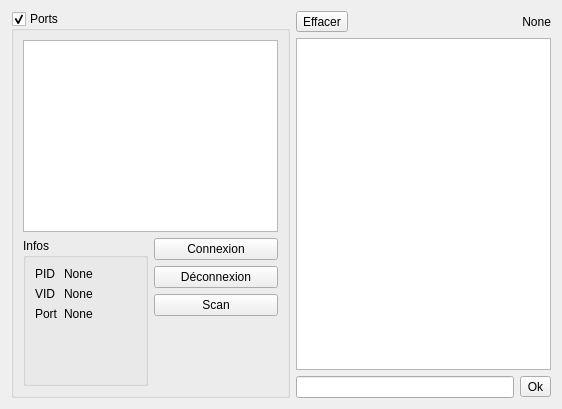
Before: the Qt Designer form Utility/desktop_app_v2/desktop2/SerialTerminal.ui in ThomasChevalier/passwordWallet, drawn with Qt 5.
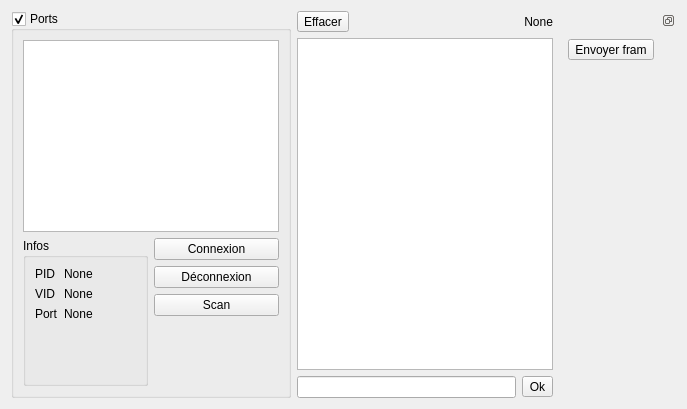
After: the same form once the commit is applied.

The edit to the form file:
```diff
--- a/Utility/desktop_app_v2/desktop2/SerialTerminal.ui
+++ b/Utility/desktop_app_v2/desktop2/SerialTerminal.ui
@@ -6,7 +6,7 @@
    <rect>
     <x>0</x>
     <y>0</y>
-    <width>562</width>
+    <width>687</width>
     <height>409</height>
    </rect>
   </property>
@@ -202,6 +202,40 @@
      </item>
     </layout>
    </item>
+   <item>
+    <widget class="QDockWidget" name="dockWidget">
+     <property name="floating">
+      <bool>false</bool>
+     </property>
+     <property name="features">
+      <set>QDockWidget::DockWidgetFloatable|QDockWidget::DockWidgetMovable</set>
+     </property>
+     <widget class="QWidget" name="dockWidgetContents">
+      <layout class="QVBoxLayout" name="verticalLayout_5">
+       <item>
+        <widget class="QToolButton" name="buttonSendFram">
+         <property name="text">
+          <string>Envoyer fram</string>
+         </property>
+        </widget>
+       </item>
+       <item>
+        <spacer name="verticalSpacer_2">
+         <property name="orientation">
+          <enum>Qt::Vertical</enum>
+         </property>
+         <property name="sizeHint" stdset="0">
+          <size>
+           <width>20</width>
+           <height>40</height>
+          </size>
+         </property>
+        </spacer>
+       </item>
+      </layout>
+     </widget>
+    </widget>
+   </item>
   </layout>
  </widget>
  <resources/>
```
